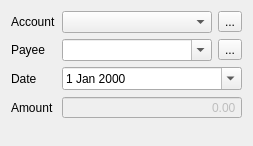
Above: src/views/ui_files/dialogs/refund_transaction_dialog.ui from JakubFranek/Kapytal before the change. Below: the same form after it.
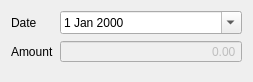
That is the form after the change.

Commit message: Implement SmartComboBoxes in Refund dialog

```diff
--- a/src/views/ui_files/dialogs/refund_transaction_dialog.ui
+++ b/src/views/ui_files/dialogs/refund_transaction_dialog.ui
@@ -10,7 +10,7 @@
     <x>0</x>
     <y>0</y>
     <width>253</width>
-    <height>146</height>
+    <height>82</height>
    </rect>
   </property>
   <property name="sizePolicy">
@@ -32,75 +32,13 @@
    <item>
     <layout class="QFormLayout" name="formLayout">
      <item row="0" column="0">
-      <widget class="QLabel" name="accountLabel">
-       <property name="text">
-        <string>Account</string>
-       </property>
-      </widget>
-     </item>
-     <item row="0" column="1">
-      <layout class="QHBoxLayout" name="accountHorizontalLayout">
-       <item>
-        <widget class="QComboBox" name="accountsComboBox">
-         <property name="sizePolicy">
-          <sizepolicy hsizetype="Preferred" vsizetype="Fixed">
-           <horstretch>0</horstretch>
-           <verstretch>0</verstretch>
-          </sizepolicy>
-         </property>
-         <property name="editable">
-          <bool>false</bool>
-         </property>
-         <property name="insertPolicy">
-          <enum>QComboBox::NoInsert</enum>
-         </property>
-        </widget>
-       </item>
-       <item>
-        <widget class="QToolButton" name="accountsToolButton">
-         <property name="text">
-          <string>...</string>
-         </property>
-        </widget>
-       </item>
-      </layout>
-     </item>
-     <item row="1" column="0">
-      <widget class="QLabel" name="payeeLabel">
-       <property name="text">
-        <string>Payee</string>
-       </property>
-      </widget>
-     </item>
-     <item row="1" column="1">
-      <layout class="QHBoxLayout" name="payeeHorizontalLayout" stretch="1,0">
-       <item>
-        <widget class="QComboBox" name="payeeComboBox">
-         <property name="editable">
-          <bool>true</bool>
-         </property>
-         <property name="insertPolicy">
-          <enum>QComboBox::NoInsert</enum>
-         </property>
-        </widget>
-       </item>
-       <item>
-        <widget class="QToolButton" name="payeeToolButton">
-         <property name="text">
-          <string>...</string>
-         </property>
-        </widget>
-       </item>
-      </layout>
-     </item>
-     <item row="2" column="0">
       <widget class="QLabel" name="dateLabel">
        <property name="text">
         <string>Date</string>
        </property>
       </widget>
      </item>
-     <item row="2" column="1">
+     <item row="0" column="1">
       <widget class="QDateEdit" name="dateEdit">
        <property name="calendarPopup">
         <bool>true</bool>
@@ -110,14 +48,14 @@
        </property>
       </widget>
      </item>
-     <item row="3" column="0">
+     <item row="1" column="0">
       <widget class="QLabel" name="amountLabel">
        <property name="text">
         <string>Amount</string>
        </property>
       </widget>
      </item>
-     <item row="3" column="1">
+     <item row="1" column="1">
       <widget class="QDoubleSpinBox" name="amountDoubleSpinBox">
        <property name="enabled">
         <bool>false</bool>
```
Left out of the diff: 4 changed lines with no effect on the pictures. The commit also changes 6 other files.
